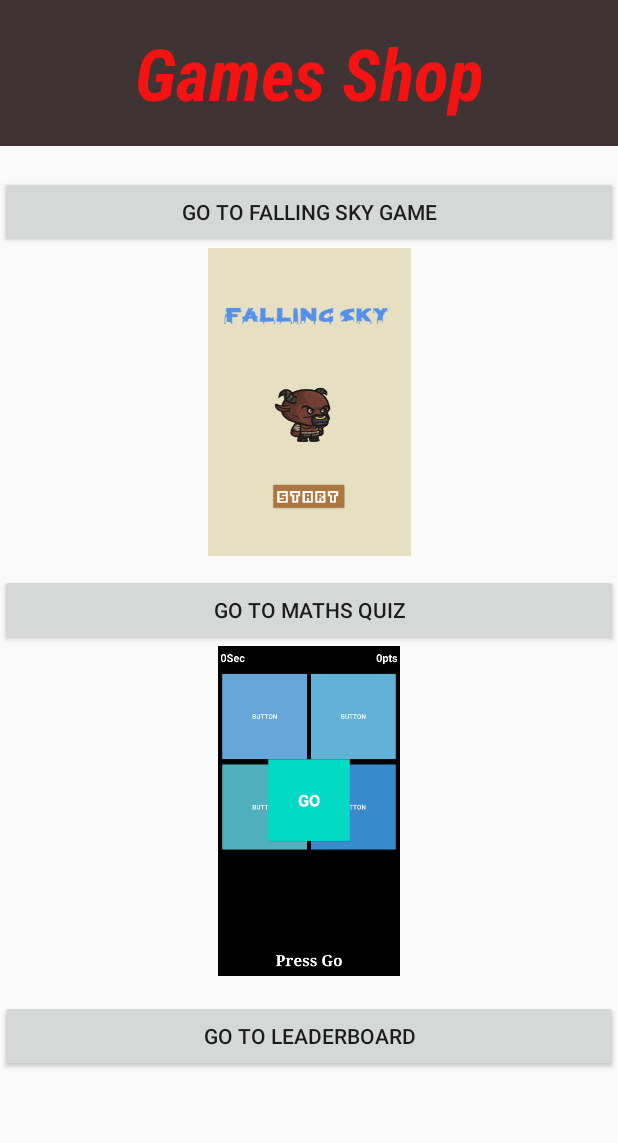
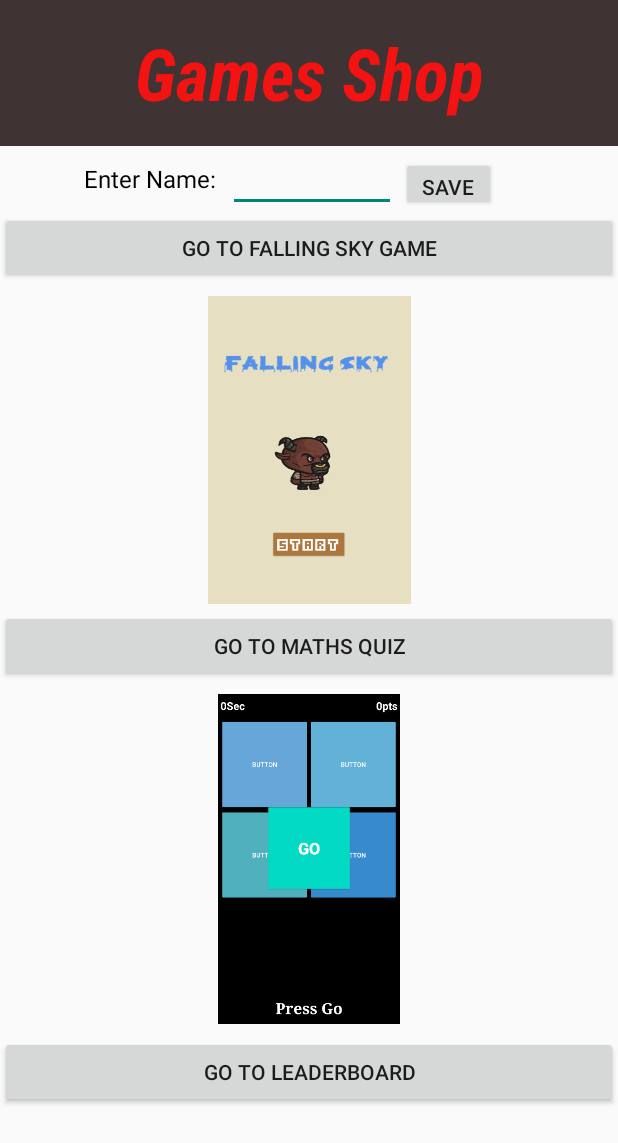
Before and after one commit to RoyFerguson0/Mobile_Madness_Android_Studio, an Android app: the screen it shows after launch (MenuActivity), on a phone screen of 412 x 824 dp. Shown: the top 1143 px of the screen. Run offline under Robolectric (Android 15) with nearby library versions, the phone set to English and light mode, and no system bars; 2 statements that could not run were skipped.

Commit message:
Roy - 27/12/2023 - 15:58
- Adding in Enter Name
- Need to Check the leaderboard Outputs when not all games have been played.

```diff
--- a/app/src/main/java/Starter/LeaderboardActivity.java
+++ b/app/src/main/java/Starter/LeaderboardActivity.java
@@ -15,7 +15,7 @@ import java.io.InputStreamReader;
 import java.io.OutputStream;
 
 public class LeaderboardActivity extends AppCompatActivity {
-    TextView lblFallingSkyHighScore, lblMathsHighScoreOne, lblMathsHighScoreTwo, lblMathsHighScoreThree, lblTotalQuestionsRight;
+    TextView lblFallingSkyHighScore, lblMathsHighScoreOne, lblMathsHighScoreTwo, lblMathsHighScoreThree, lblTotalQuestionsRight, lblPlayerName;
     String[] stored = {"0","0","0","0","0","0","0"};
     String score;
     InputStream inStream;
@@ -95,6 +95,7 @@ public class LeaderboardActivity extends AppCompatActivity {
         lblMathsHighScoreTwo = findViewById(R.id.lblMathsHighScoreTwo);
         lblMathsHighScoreThree = findViewById(R.id.lblMathsTotalPoints);
         lblTotalQuestionsRight = findViewById(R.id.lblTotalQuestionsRight);
+        lblPlayerName = findViewById(R.id.lblPlayerName);
 
         getScores("FallingSkyHighScore");
         lblFallingSkyHighScore.setText(stored[0]);
@@ -105,6 +106,13 @@ public class LeaderboardActivity extends AppCompatActivity {
         getScores("MathsGameTotalScore");
         String message = stored[0] + "/" + stored[1];
         lblTotalQuestionsRight.setText(message);
+
+        getScores("PlayerName");
+        if(stored[0].equals("") || stored[0] == null) {
+            lblPlayerName.setText("Anonymous User");
+        }else{
+            lblPlayerName.setText(stored[0]);
+        }
     }
 
     public void navLeaderboardExitToMenu(View view)
--- a/app/src/main/java/Starter/MenuActivity.java
+++ b/app/src/main/java/Starter/MenuActivity.java
@@ -2,23 +2,53 @@ package Starter;
 
 import androidx.appcompat.app.AppCompatActivity;
 
+import android.content.Context;
 import android.content.Intent;
 import android.os.Bundle;
 import android.view.View;
+import android.widget.Button;
+import android.widget.TextView;
 
 import com.example.myfirstandroidapplication.R;
+import com.google.android.material.snackbar.Snackbar;
+
+import java.io.OutputStream;
 
 import FallingSky.HomeFallingSkyActivity;
 import MathsQuiz.MathsQuizMainActivity;
 
 public class MenuActivity extends AppCompatActivity {
+    TextView txtName;
+    Button btnSaveName;
+    OutputStream outputStream;
 
     @Override
     protected void onCreate(Bundle savedInstanceState) {
         super.onCreate(savedInstanceState);
         setContentView(R.layout.activity_menu);
+
+        txtName = findViewById(R.id.txtName);
+        btnSaveName = findViewById(R.id.btnSaveName);
+
     }
 
+    public void saveNamebtn(View view)
+    {
+        String name = txtName.getText().toString();
+        if(!txtName.getText().equals("") || !(txtName.getText() == null)){
+            try {
+                outputStream = openFileOutput("PlayerName", Context.MODE_PRIVATE);
+
+                outputStream.write(name.getBytes());
+                outputStream.close();
+
+            } catch (Exception ex) {
+                // SnackBar to tell user that there is no text file
+                Snackbar snackbar = Snackbar.make(findViewById(R.id.tv_score), R.string.WriteToFileError, Snackbar.LENGTH_LONG);
+                snackbar.show();
+            }
+        }
+    }
 
     public void navFallingGameHome(View view)
     {
--- a/app/src/main/res/layout/activity_leaderboard.xml
+++ b/app/src/main/res/layout/activity_leaderboard.xml
@@ -168,4 +168,14 @@
         app:layout_constraintStart_toStartOf="parent"
         app:layout_constraintTop_toBottomOf="@+id/lblLeaderboardFallingSkyTitle" />
 
+    <TextView
+        android:id="@+id/lblPlayerName"
+        android:layout_width="wrap_content"
+        android:layout_height="wrap_content"
+        android:layout_marginTop="81dp"
+        android:textColor="#FFFFFF"
+        app:layout_constraintEnd_toEndOf="parent"
+        app:layout_constraintStart_toEndOf="@+id/btnExitToMenu"
+        app:layout_constraintTop_toBottomOf="@+id/lblTotalQuestionsRight" />
+
 </androidx.constraintlayout.widget.ConstraintLayout>
--- a/app/src/main/res/layout/activity_menu.xml
+++ b/app/src/main/res/layout/activity_menu.xml
@@ -5,6 +5,16 @@
     android:layout_width="match_parent"
     android:layout_height="match_parent"
     tools:context="Starter.MenuActivity">
+
+    <ScrollView
+        android:layout_width="match_parent"
+        android:layout_height="match_parent"
+        tools:layout_editor_absoluteX="0dp"
+        tools:layout_editor_absoluteY="0dp">
+
+        <androidx.constraintlayout.widget.ConstraintLayout
+            android:layout_width="match_parent"
+            android:layout_height="match_parent">
 
             <TextView
                 android:id="@+id/lblTitleStarter"
@@ -23,22 +33,11 @@
                 app:layout_constraintStart_toStartOf="parent"
                 app:layout_constraintTop_toTopOf="parent" />
 
-    <Button
-        android:id="@+id/btnFallingSkyGame"
-        android:layout_width="0dp"
-        android:layout_height="wrap_content"
-        android:layout_marginTop="20dp"
-        android:onClick="navFallingGameHome"
-        android:text="Go To Falling Sky Game"
-        app:layout_constraintEnd_toEndOf="parent"
-        app:layout_constraintHorizontal_bias="0.0"
-        app:layout_constraintStart_toStartOf="parent"
-        app:layout_constraintTop_toBottomOf="@+id/lblTitleStarter" />
-
             <ImageButton
                 android:id="@+id/imgFallingSkyHome"
                 android:layout_width="135dp"
                 android:layout_height="205dp"
+                android:layout_marginTop="8dp"
                 android:background="@drawable/fallingskyhome"
                 android:onClick="navFallingGameHome"
                 android:scaleType="fitCenter"
@@ -47,10 +46,22 @@
                 app:layout_constraintTop_toBottomOf="@+id/btnFallingSkyGame" />
 
             <Button
+                android:id="@+id/btnFallingSkyGame"
+                android:layout_width="0dp"
+                android:layout_height="wrap_content"
+                android:layout_marginTop="44dp"
+                android:onClick="navFallingGameHome"
+                android:text="Go To Falling Sky Game"
+                app:layout_constraintEnd_toEndOf="parent"
+                app:layout_constraintHorizontal_bias="0.0"
+                app:layout_constraintStart_toStartOf="parent"
+                app:layout_constraintTop_toBottomOf="@+id/lblTitleStarter" />
+
+            <Button
                 android:id="@+id/btnMathsQuizGame"
                 android:layout_width="0dp"
                 android:layout_height="wrap_content"
-        android:layout_marginTop="12dp"
+                android:layout_marginTop="4dp"
                 android:onClick="navMathsQuizMain"
                 android:text="Go To Maths Quiz"
                 app:layout_constraintEnd_toEndOf="parent"
@@ -58,26 +69,70 @@
                 app:layout_constraintStart_toStartOf="parent"
                 app:layout_constraintTop_toBottomOf="@+id/imgFallingSkyHome" />
 
+            <Button
+                android:id="@+id/btnLeaderboardScreen"
+                android:layout_width="0dp"
+                android:layout_height="wrap_content"
+                android:layout_marginTop="8dp"
+                android:onClick="navLeaderboard"
+                android:text="Go To LeaderBoard"
+                app:layout_constraintEnd_toEndOf="parent"
+                app:layout_constraintHorizontal_bias="0.0"
+                app:layout_constraintStart_toStartOf="parent"
+                app:layout_constraintTop_toBottomOf="@+id/imgMathsQuizMain" />
+
             <ImageButton
                 android:id="@+id/imgMathsQuizMain"
                 android:layout_width="121dp"
                 android:layout_height="220dp"
+                android:layout_marginTop="8dp"
                 android:background="@drawable/mathsquizgobutton"
+                android:onClick="navMathsQuizMain"
                 app:layout_constraintEnd_toEndOf="parent"
                 app:layout_constraintStart_toStartOf="parent"
-        app:layout_constraintTop_toBottomOf="@+id/btnMathsQuizGame"
-        android:onClick="navMathsQuizMain"/>
+                app:layout_constraintTop_toBottomOf="@+id/btnMathsQuizGame" />
+
+            <EditText
+                android:id="@+id/txtName"
+                android:layout_width="112dp"
+                android:layout_height="42dp"
+                android:layout_marginStart="8dp"
+                android:layout_marginEnd="4dp"
+                android:ems="10"
+                android:inputType="text"
+                app:layout_constraintBottom_toTopOf="@+id/btnFallingSkyGame"
+                app:layout_constraintEnd_toStartOf="@+id/btnSaveName"
+                app:layout_constraintStart_toEndOf="@+id/lblMenuEnterName" />
+
+            <TextView
+                android:id="@+id/lblMenuEnterName"
+                android:layout_width="wrap_content"
+                android:layout_height="wrap_content"
+                android:layout_marginStart="56dp"
+                android:layout_marginTop="5dp"
+                android:layout_marginBottom="11dp"
+                android:text="Enter Name:"
+                android:textAlignment="center"
+                android:textColor="#000000"
+                android:textSize="16sp"
+                app:layout_constraintBottom_toTopOf="@+id/btnFallingSkyGame"
+                app:layout_constraintStart_toStartOf="parent"
+                app:layout_constraintTop_toBottomOf="@+id/lblTitleStarter"
+                app:layout_constraintVertical_bias="1.0" />
 
             <Button
-        android:id="@+id/btnLeaderboardScreen"
-        android:layout_width="0dp"
-        android:layout_height="wrap_content"
-        android:layout_marginTop="16dp"
-        android:onClick="navLeaderboard"
-        android:text="Go To LeaderBoard"
+                android:id="@+id/btnSaveName"
+                android:layout_width="63dp"
+                android:layout_height="36dp"
+                android:layout_marginTop="7dp"
+                android:layout_marginEnd="81dp"
+                android:layout_marginBottom="1dp"
+                android:onClick="saveNamebtn"
+                android:text="Save"
+                app:layout_constraintBottom_toTopOf="@+id/btnFallingSkyGame"
                 app:layout_constraintEnd_toEndOf="parent"
-        app:layout_constraintHorizontal_bias="0.498"
-        app:layout_constraintStart_toStartOf="parent"
-        app:layout_constraintTop_toBottomOf="@+id/imgMathsQuizMain" />
+                app:layout_constraintTop_toBottomOf="@+id/lblTitleStarter" />
 
         </androidx.constraintlayout.widget.ConstraintLayout>
+    </ScrollView>
+</androidx.constraintlayout.widget.ConstraintLayout>
```
Lines whose indentation alone changed are shown as unchanged.
